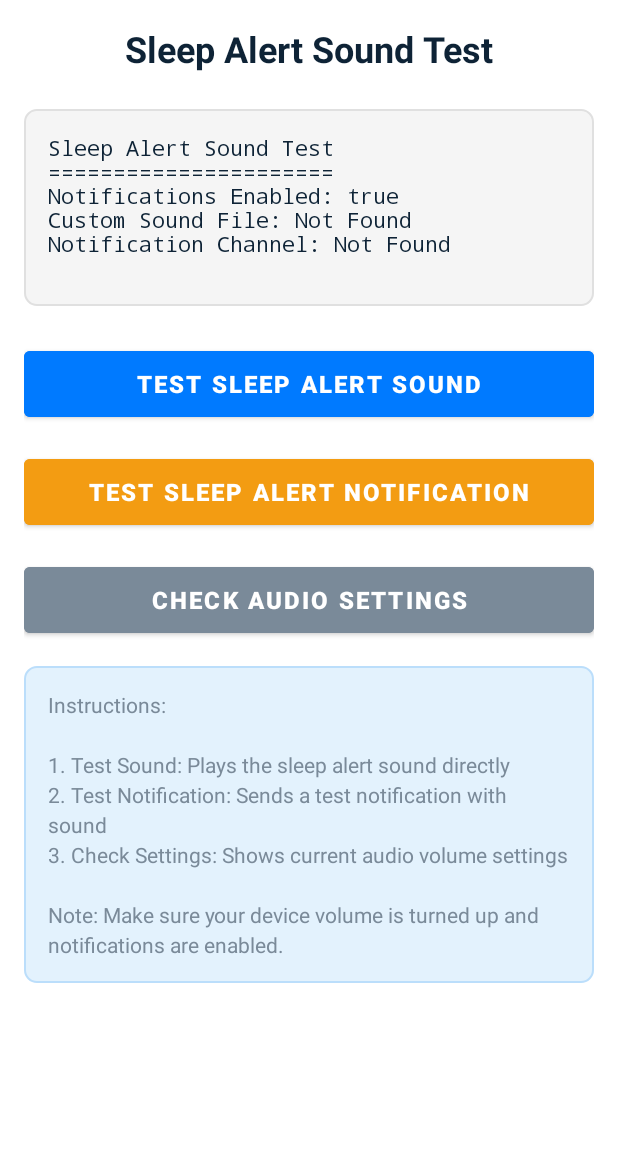
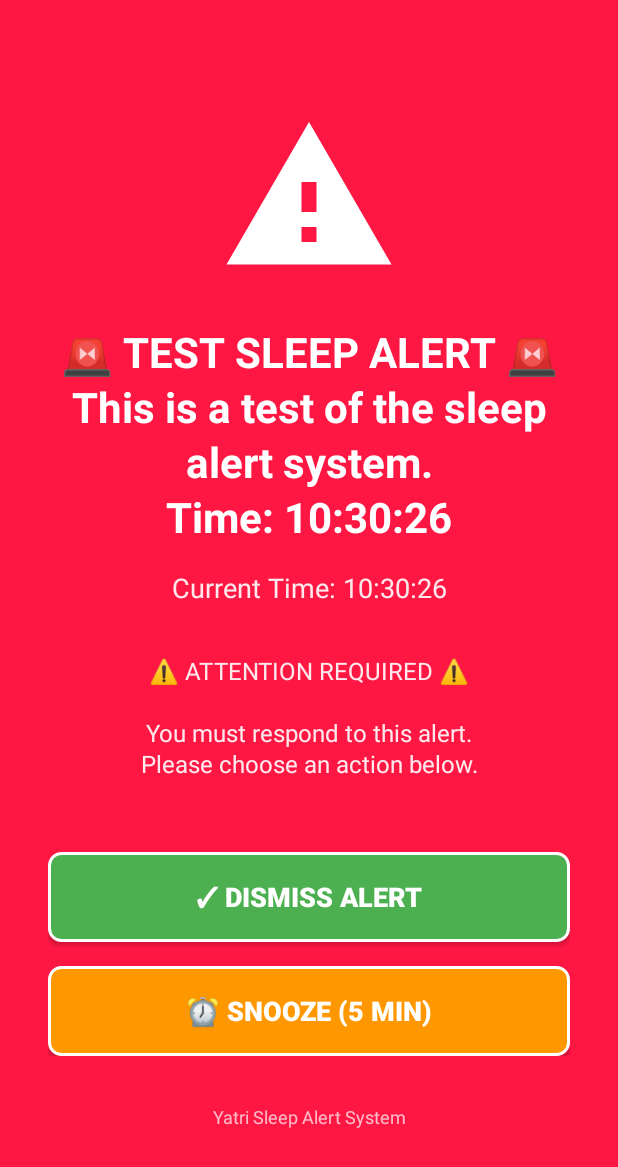
Before and after one commit to sitansu1aapt/EmployeeTrack-Frontend, an Android app: the SleepAlertTestActivity screen opened directly, with no data from a screen before it, after a tap on "TEST SLEEP ALERT NOTIFICATION", on a phone screen of 412 x 824 dp. Shown: the top 1167 px of the screen. Run offline under Robolectric (Android 15) with nearby library versions, the phone set to English and light mode, and no system bars; network calls fail; 1 statement that could not run was skipped.

Commit message:
sleep fix

```diff
--- a/app/build.gradle.kts
+++ b/app/build.gradle.kts
@@ -23,7 +23,7 @@ android {
         minSdk = 24
         targetSdk = 34
         versionCode = 1
-        versionName = "1.2.5"
+        versionName = "1.2.6"
 
         testInstrumentationRunner = "androidx.test.runner.AndroidJUnitRunner"
         vectorDrawables {
--- a/app/src/main/java/com/yatri/MyApp.kt
+++ b/app/src/main/java/com/yatri/MyApp.kt
@@ -6,5 +6,8 @@ class MyApp : Application() {
     override fun onCreate() {
         super.onCreate()
         AppContext.context = applicationContext
+
+        // Initialize Sleep Alert Manager
+        SleepAlertManager.initialize(this)
     }
 }
--- /dev/null
+++ b/app/src/main/java/com/yatri/SleepAlertActivity.kt
@@ -0,0 +1,245 @@
+package com.yatri
+
+import android.app.KeyguardManager
+import android.content.Context
+import android.content.Intent
+import android.media.AudioAttributes
+import android.media.AudioManager
+import android.media.MediaPlayer
+import android.net.Uri
+import android.os.Build
+import android.os.Bundle
+import android.os.PowerManager
+import android.util.Log
+import android.view.View
+import android.view.WindowManager
+import android.widget.Button
+import android.widget.TextView
+import androidx.appcompat.app.AppCompatActivity
+import com.yatri.localization.LocalizationManager
+import java.text.SimpleDateFormat
+import java.util.*
+
+class SleepAlertActivity : AppCompatActivity() {
+
+    private var wakeLock: PowerManager.WakeLock? = null
+    private var mediaPlayer: MediaPlayer? = null
+    private lateinit var tvAlertMessage: TextView
+    private lateinit var tvCurrentTime: TextView
+    private lateinit var btnDismiss: Button
+    private lateinit var btnSnooze: Button
+
+    companion object {
+        private const val TAG = "SleepAlertActivity"
+        const val EXTRA_ALERT_MESSAGE = "alert_message"
+        const val EXTRA_ALERT_TYPE = "alert_type"
+
+        fun createIntent(context: Context, message: String, alertType: String = "SLEEP_ALERT"): Intent {
+            return Intent(context, SleepAlertActivity::class.java).apply {
+                putExtra(EXTRA_ALERT_MESSAGE, message)
+                putExtra(EXTRA_ALERT_TYPE, alertType)
+                flags = Intent.FLAG_ACTIVITY_NEW_TASK or
+                       Intent.FLAG_ACTIVITY_CLEAR_TOP or
+                       Intent.FLAG_ACTIVITY_SINGLE_TOP or
+                       Intent.FLAG_ACTIVITY_NO_HISTORY
+            }
+        }
+    }
+
+    override fun onCreate(savedInstanceState: Bundle?) {
+        super.onCreate(savedInstanceState)
+
+        // Initialize localization
+        LocalizationManager.initialize(this)
+
+        Log.d(TAG, "SleepAlertActivity created")
+
+        // Setup window flags for showing over lock screen
+        setupWindowFlags()
+
+        setContentView(R.layout.activity_sleep_alert)
+
+        initializeViews()
+        setupAlert()
+        acquireWakeLock()
+        startAlarmSound()
+    }
+
+    private fun setupWindowFlags() {
+        if (Build.VERSION.SDK_INT >= Build.VERSION_CODES.O_MR1) {
+            // For Android 8.1 and above
+            setShowWhenLocked(true)
+            setTurnScreenOn(true)
+
+            val keyguardManager = getSystemService(Context.KEYGUARD_SERVICE) as KeyguardManager
+            keyguardManager.requestDismissKeyguard(this, null)
+        } else {
+            // For older Android versions
+            window.addFlags(
+                WindowManager.LayoutParams.FLAG_SHOW_WHEN_LOCKED or
+                WindowManager.LayoutParams.FLAG_DISMISS_KEYGUARD or
+                WindowManager.LayoutParams.FLAG_TURN_SCREEN_ON or
+                WindowManager.LayoutParams.FLAG_KEEP_SCREEN_ON
+            )
+        }
+
+        // Additional flags for full-screen experience
+        window.addFlags(WindowManager.LayoutParams.FLAG_FULLSCREEN)
+
+        // Hide system UI for immersive experience
+        if (Build.VERSION.SDK_INT >= Build.VERSION_CODES.KITKAT) {
+            window.decorView.systemUiVisibility = (
+                View.SYSTEM_UI_FLAG_LAYOUT_STABLE or
+                View.SYSTEM_UI_FLAG_LAYOUT_HIDE_NAVIGATION or
+                View.SYSTEM_UI_FLAG_LAYOUT_FULLSCREEN or
+                View.SYSTEM_UI_FLAG_HIDE_NAVIGATION or
+                View.SYSTEM_UI_FLAG_FULLSCREEN or
+                View.SYSTEM_UI_FLAG_IMMERSIVE_STICKY
+            )
+        }
+    }
+
+    private fun initializeViews() {
+        tvAlertMessage = findViewById(R.id.tvAlertMessage)
+        tvCurrentTime = findViewById(R.id.tvCurrentTime)
+        btnDismiss = findViewById(R.id.btnDismiss)
+        btnSnooze = findViewById(R.id.btnSnooze)
+
+        btnDismiss.setOnClickListener { dismissAlert() }
+        btnSnooze.setOnClickListener { snoozeAlert() }
+    }
+
+    private fun setupAlert() {
+        val alertMessage = intent.getStringExtra(EXTRA_ALERT_MESSAGE) ?: "🚨 SLEEP ALERT 🚨"
+        val alertType = intent.getStringExtra(EXTRA_ALERT_TYPE) ?: "SLEEP_ALERT"
+
+        tvAlertMessage.text = alertMessage
+
+        // Update current time
+        val currentTime = SimpleDateFormat("HH:mm:ss", Locale.getDefault()).format(Date())
+        tvCurrentTime.text = "Current Time: $currentTime"
+
+        Log.d(TAG, "Alert setup: $alertMessage (Type: $alertType)")
+    }
+
+    private fun acquireWakeLock() {
+        try {
+            val powerManager = getSystemService(Context.POWER_SERVICE) as PowerManager
+            wakeLock = powerManager.newWakeLock(
+                PowerManager.SCREEN_BRIGHT_WAKE_LOCK or
+                PowerManager.ACQUIRE_CAUSES_WAKEUP or
+                PowerManager.ON_AFTER_RELEASE,
+                "Yatri:SleepAlert"
+            ).apply {
+                acquire(10 * 60 * 1000L) // 10 minutes timeout
+            }
+            Log.d(TAG, "Wake lock acquired")
+        } catch (e: Exception) {
+            Log.e(TAG, "Failed to acquire wake lock", e)
+        }
+    }
+
+    private fun startAlarmSound() {
+        try {
+            // Try custom sleep alert sound first
+            val soundUri = getAlarmSoundUri()
+
+            mediaPlayer = MediaPlayer().apply {
+                setAudioAttributes(
+                    AudioAttributes.Builder()
+                        .setUsage(AudioAttributes.USAGE_ALARM)
+                        .setContentType(AudioAttributes.CONTENT_TYPE_SONIFICATION)
+                        .setFlags(AudioAttributes.FLAG_AUDIBILITY_ENFORCED)
+                        .build()
+                )
+
+                // Set to maximum volume for alarm stream
+                val audioManager = getSystemService(Context.AUDIO_SERVICE) as AudioManager
+                val maxVolume = audioManager.getStreamMaxVolume(AudioManager.STREAM_ALARM)
+                audioManager.setStreamVolume(AudioManager.STREAM_ALARM, maxVolume, 0)
+
+                setDataSource(this@SleepAlertActivity, soundUri)
+                isLooping = true
+                prepare()
+                start()
+            }
+
+            Log.d(TAG, "Alarm sound started: $soundUri")
+        } catch (e: Exception) {
+            Log.e(TAG, "Failed to start alarm sound", e)
+        }
+    }
+
+    private fun getAlarmSoundUri(): Uri {
+        return try {
+            val resourceId = resources.getIdentifier("sleep_alert", "raw", packageName)
+            if (resourceId != 0) {
+                Uri.parse("android.resource://$packageName/$resourceId")
+            } else {
+                android.provider.Settings.System.DEFAULT_ALARM_ALERT_URI
+            }
+        } catch (e: Exception) {
+            Log.w(TAG, "Failed to get custom alarm sound, using default", e)
+            android.provider.Settings.System.DEFAULT_ALARM_ALERT_URI
+        }
+    }
+
+    private fun dismissAlert() {
+        Log.d(TAG, "Alert dismissed by user")
+        stopAlarmSound()
+        releaseWakeLock()
+        finish()
+    }
+
+    private fun snoozeAlert() {
+        Log.d(TAG, "Alert snoozed by user")
+        stopAlarmSound()
+        releaseWakeLock()
+
+        // Schedule snooze (5 minutes)
+        SleepAlertManager.scheduleSnoozeAlert(this, 5 * 60 * 1000L)
+        finish()
+    }
+
+    private fun stopAlarmSound() {
+        try {
+            mediaPlayer?.apply {
+                if (isPlaying) {
+                    stop()
+                }
+                release()
+            }
+            mediaPlayer = null
+            Log.d(TAG, "Alarm sound stopped")
+        } catch (e: Exception) {
+            Log.e(TAG, "Error stopping alarm sound", e)
+        }
+    }
+
+    private fun releaseWakeLock() {
+        try {
+            wakeLock?.apply {
+                if (isHeld) {
+                    release()
+                }
+            }
+            wakeLock = null
+            Log.d(TAG, "Wake lock released")
+        } catch (e: Exception) {
+            Log.e(TAG, "Error releasing wake lock", e)
+        }
+    }
+
+    override fun onDestroy() {
+        super.onDestroy()
+        stopAlarmSound()
+        releaseWakeLock()
+        Log.d(TAG, "SleepAlertActivity destroyed")
+    }
+
+    override fun onBackPressed() {
+        // Prevent back button from dismissing the alert
+        // User must explicitly dismiss or snooze
+        Log.d(TAG, "Back button pressed - ignored")
+    }
+}
--- /dev/null
+++ b/app/src/main/java/com/yatri/SleepAlertManager.kt
@@ -0,0 +1,179 @@
+package com.yatri
+
+import android.app.NotificationChannel
+import android.app.NotificationManager
+import android.app.PendingIntent
+import android.content.Context
+import android.graphics.Color
+import android.media.AudioAttributes
+import android.net.Uri
+import android.os.Build
+import android.os.Handler
+import android.os.Looper
+import android.util.Log
+import androidx.core.app.NotificationCompat
+import androidx.core.app.NotificationManagerCompat
+
+object SleepAlertManager {
+    private const val TAG = "SleepAlertManager"
+    private const val CHANNEL_ID = "sleep_alerts"
+    private const val NOTIFICATION_ID = 1001
+
+    private var snoozeHandler: Handler? = null
+    private var snoozeRunnable: Runnable? = null
+
+    fun initialize(context: Context) {
+        createNotificationChannel(context)
+        Log.d(TAG, "SleepAlertManager initialized")
+    }
+
+    private fun createNotificationChannel(context: Context) {
+        if (Build.VERSION.SDK_INT >= Build.VERSION_CODES.O) {
+            val notificationManager = context.getSystemService(Context.NOTIFICATION_SERVICE) as NotificationManager
+
+            // Get custom sound URI
+            val soundUri = getCustomSoundUri(context)
+
+            val channel = NotificationChannel(
+                CHANNEL_ID,
+                "Sleep Alerts",
+                NotificationManager.IMPORTANCE_HIGH
+            ).apply {
+                description = "Critical sleep alerts that wake up the device"
+                enableLights(true)
+                lightColor = Color.RED
+                enableVibration(true)
+                vibrationPattern = longArrayOf(0, 1000, 500, 1000, 500, 1000)
+                setSound(soundUri, AudioAttributes.Builder()
+                    .setUsage(AudioAttributes.USAGE_ALARM)
+                    .setContentType(AudioAttributes.CONTENT_TYPE_SONIFICATION)
+                    .setFlags(AudioAttributes.FLAG_AUDIBILITY_ENFORCED)
+                    .build())
+                setBypassDnd(true) // Bypass Do Not Disturb
+                lockscreenVisibility = NotificationCompat.VISIBILITY_PUBLIC
+            }
+
+            notificationManager.createNotificationChannel(channel)
+            Log.d(TAG, "Notification channel created with sound: $soundUri")
+        }
+    }
+
+    private fun getCustomSoundUri(context: Context): Uri {
+        return try {
+            val resourceId = context.resources.getIdentifier("sleep_alert", "raw", context.packageName)
+            if (resourceId != 0) {
+                Uri.parse("android.resource://${context.packageName}/$resourceId")
+            } else {
+                android.provider.Settings.System.DEFAULT_ALARM_ALERT_URI
+            }
+        } catch (e: Exception) {
+            Log.w(TAG, "Failed to get custom sound, using default alarm", e)
+            android.provider.Settings.System.DEFAULT_ALARM_ALERT_URI
+        }
+    }
+
+    fun showSleepAlert(context: Context, message: String, alertType: String = "SLEEP_ALERT") {
+        Log.d(TAG, "Showing sleep alert: $message")
+
+        try {
+            // Create full-screen intent
+            val fullScreenIntent = SleepAlertActivity.createIntent(context, message, alertType)
+            val fullScreenPendingIntent = PendingIntent.getActivity(
+                context,
+                0,
+                fullScreenIntent,
+                PendingIntent.FLAG_UPDATE_CURRENT or PendingIntent.FLAG_IMMUTABLE
+            )
+
+            // Create notification with full-screen intent
+            val notification = NotificationCompat.Builder(context, CHANNEL_ID)
+                .setSmallIcon(R.mipmap.ic_launcher)
+                .setContentTitle("🚨 SLEEP ALERT 🚨")
+                .setContentText(message)
+                .setPriority(NotificationCompat.PRIORITY_MAX)
+                .setCategory(NotificationCompat.CATEGORY_ALARM)
+                .setFullScreenIntent(fullScreenPendingIntent, true) // This is the key!
+                .setAutoCancel(false)
+                .setOngoing(true)
+                .setDefaults(NotificationCompat.DEFAULT_ALL)
+                .setVibrate(longArrayOf(0, 1000, 500, 1000, 500, 1000))
+                .setLights(Color.RED, 500, 500)
+                .setVisibility(NotificationCompat.VISIBILITY_PUBLIC)
+                .setTimeoutAfter(0) // No timeout
+                .build()
+
+            val notificationManager = NotificationManagerCompat.from(context)
+            notificationManager.notify(NOTIFICATION_ID, notification)
+
+            // Also directly start the activity as a backup
+            context.startActivity(fullScreenIntent)
+
+            Log.d(TAG, "Sleep alert notification sent with full-screen intent")
+
+        } catch (e: Exception) {
+            Log.e(TAG, "Failed to show sleep alert", e)
+
+            // Fallback: directly start the activity
+            try {
+                val fallbackIntent = SleepAlertActivity.createIntent(context, message, alertType)
+                context.startActivity(fallbackIntent)
+                Log.d(TAG, "Fallback: Started sleep alert activity directly")
+            } catch (e2: Exception) {
+                Log.e(TAG, "Fallback also failed", e2)
+            }
+        }
+    }
+
+    fun dismissAlert(context: Context) {
+        try {
+            val notificationManager = NotificationManagerCompat.from(context)
+            notificationManager.cancel(NOTIFICATION_ID)
+
+            // Cancel any pending snooze
+            cancelSnoozeAlert()
+
+            Log.d(TAG, "Sleep alert dismissed")
+        } catch (e: Exception) {
+            Log.e(TAG, "Failed to dismiss alert", e)
+        }
+    }
+
+    fun scheduleSnoozeAlert(context: Context, delayMs: Long) {
+        try {
+            cancelSnoozeAlert() // Cancel any existing snooze
+
+            snoozeHandler = Handler(Looper.getMainLooper())
+            snoozeRunnable = Runnable {
+                showSleepAlert(context, "🚨 SNOOZE ALERT 🚨\nTime to wake up!", "SNOOZE_ALERT")
+            }
+
+            snoozeHandler?.postDelayed(snoozeRunnable!!, delayMs)
+
+            Log.d(TAG, "Snooze alert scheduled for ${delayMs / 1000} seconds")
+        } catch (e: Exception) {
+            Log.e(TAG, "Failed to schedule snooze alert", e)
+        }
+    }
+
+    private fun cancelSnoozeAlert() {
+        try {
+            snoozeRunnable?.let { runnable ->
+                snoozeHandler?.removeCallbacks(runnable)
+            }
+            snoozeHandler = null
+            snoozeRunnable = null
+            Log.d(TAG, "Snooze alert cancelled")
+        } catch (e: Exception) {
+            Log.e(TAG, "Failed to cancel snooze alert", e)
+        }
+    }
+
+    // Test function for manual testing
+    fun testSleepAlert(context: Context) {
+        showSleepAlert(
+            context,
+            "🚨 TEST SLEEP ALERT 🚨\nThis is a test of the sleep alert system.\nTime: ${java.text.SimpleDateFormat("HH:mm:ss", java.util.Locale.getDefault()).format(java.util.Date())}",
+            "TEST_ALERT"
+        )
+    }
+}
--- a/app/src/main/java/com/yatri/SleepAlertTestActivity.kt
+++ b/app/src/main/java/com/yatri/SleepAlertTestActivity.kt
@@ -77,40 +77,12 @@ class SleepAlertTestActivity : AppCompatActivity() {
     }
 
     private fun testSleepAlertNotification() {
-        // Create a test sleep alert notification
-        val notificationManager = getSystemService(NOTIFICATION_SERVICE) as android.app.NotificationManager
-        val channelId = "alerts_v3"
+        // Initialize the new sleep alert system
+        SleepAlertManager.initialize(this)
 
-        // Try to get custom sleep alert sound
-        val soundUri = try {
-            val resourceId = resources.getIdentifier("sleep_alert", "raw", packageName)
-            if (resourceId != 0) {
-                android.net.Uri.parse("android.resource://$packageName/$resourceId")
-            } else {
-                android.provider.Settings.System.DEFAULT_ALARM_ALERT_URI
-            }
-        } catch (e: Exception) {
-            android.util.Log.w("SleepAlertTest", "Failed to load custom sleep alert sound: ${e.message}")
-            android.provider.Settings.System.DEFAULT_ALARM_ALERT_URI
-        }
+        // Test the new full-screen sleep alert
+        SleepAlertManager.testSleepAlert(this)
 
-        val notification = androidx.core.app.NotificationCompat.Builder(this, channelId)
-            .setSmallIcon(R.mipmap.ic_launcher)
-            .setContentTitle("🚨 TEST SLEEP ALERT 🚨")
-            .setContentText("This is a test sleep alert notification")
-            .setPriority(androidx.core.app.NotificationCompat.PRIORITY_MAX)
-            .setDefaults(androidx.core.app.NotificationCompat.DEFAULT_ALL)
-            .setSound(soundUri)
-            .setVibrate(longArrayOf(0, 1000, 500, 1000, 500, 1000, 500, 1000))
-            .setLights(android.graphics.Color.RED, 500, 500)
-            .setAutoCancel(true)
-            .setCategory(androidx.core.app.NotificationCompat.CATEGORY_ALARM)
-            .setOngoing(true)
-            .setTimeoutAfter(10000) // 10 seconds timeout
-            .build()
-
-        notificationManager.notify(999, notification)
-
-        android.widget.Toast.makeText(this, "Test notification sent with sound: $soundUri", android.widget.Toast.LENGTH_LONG).show()
+        android.widget.Toast.makeText(this, "Full-screen sleep alert triggered!", android.widget.Toast.LENGTH_LONG).show()
     }
 }
--- /dev/null
+++ b/app/src/main/res/drawable/btn_dismiss_alert.xml
@@ -0,0 +1,9 @@
+<?xml version="1.0" encoding="utf-8"?>
+<shape xmlns:android="http://schemas.android.com/apk/res/android"
+    android:shape="rectangle">
+    <solid android:color="#4CAF50" />
+    <corners android:radius="8dp" />
+    <stroke
+        android:width="2dp"
+        android:color="@android:color/white" />
+</shape>
--- /dev/null
+++ b/app/src/main/res/drawable/btn_snooze_alert.xml
@@ -0,0 +1,9 @@
+<?xml version="1.0" encoding="utf-8"?>
+<shape xmlns:android="http://schemas.android.com/apk/res/android"
+    android:shape="rectangle">
+    <solid android:color="#FF9800" />
+    <corners android:radius="8dp" />
+    <stroke
+        android:width="2dp"
+        android:color="@android:color/white" />
+</shape>
--- a/app/src/main/res/drawable/ic_warning.xml
+++ b/app/src/main/res/drawable/ic_warning.xml
@@ -5,6 +5,6 @@
     android:viewportWidth="24"
     android:viewportHeight="24">
     <path
-        android:fillColor="@color/error_red"
-        android:pathData="M1,21h22L12,2 1,21zM13,18h-2v-2h2v2zM13,14h-2v-4h2v4z"/>
+        android:fillColor="@android:color/white"
+        android:pathData="M12,2L1,21h22L12,2zM13,18h-2v-2h2V18zM13,14h-2V10h2V14z"/>
 </vector>
--- /dev/null
+++ b/app/src/main/res/layout/activity_sleep_alert.xml
@@ -0,0 +1,100 @@
+<?xml version="1.0" encoding="utf-8"?>
+<LinearLayout xmlns:android="http://schemas.android.com/apk/res/android"
+    android:layout_width="match_parent"
+    android:layout_height="match_parent"
+    android:orientation="vertical"
+    android:background="#FF1744"
+    android:gravity="center"
+    android:padding="32dp">
+
+    <!-- Alert Icon -->
+    <ImageView
+        android:layout_width="120dp"
+        android:layout_height="120dp"
+        android:src="@drawable/ic_warning"
+        android:layout_marginBottom="24dp"
+        android:contentDescription="Alert Icon" />
+
+    <!-- Alert Message -->
+    <TextView
+        android:id="@+id/tvAlertMessage"
+        android:layout_width="match_parent"
+        android:layout_height="wrap_content"
+        android:text="🚨 SLEEP ALERT 🚨"
+        android:textSize="28sp"
+        android:textStyle="bold"
+        android:textColor="@android:color/white"
+        android:gravity="center"
+        android:layout_marginBottom="16dp"
+        android:lineSpacingExtra="4dp" />
+
+    <!-- Current Time -->
+    <TextView
+        android:id="@+id/tvCurrentTime"
+        android:layout_width="match_parent"
+        android:layout_height="wrap_content"
+        android:text="Current Time: 00:00:00"
+        android:textSize="18sp"
+        android:textColor="@android:color/white"
+        android:gravity="center"
+        android:layout_marginBottom="32dp"
+        android:alpha="0.9" />
+
+    <!-- Warning Message -->
+    <TextView
+        android:layout_width="match_parent"
+        android:layout_height="wrap_content"
+        android:text="⚠️ ATTENTION REQUIRED ⚠️\n\nYou must respond to this alert.\nPlease choose an action below."
+        android:textSize="16sp"
+        android:textColor="@android:color/white"
+        android:gravity="center"
+        android:layout_marginBottom="48dp"
+        android:lineSpacingExtra="2dp"
+        android:alpha="0.9" />
+
+    <!-- Action Buttons Container -->
+    <LinearLayout
+        android:layout_width="match_parent"
+        android:layout_height="wrap_content"
+        android:orientation="vertical"
+        android:gravity="center">
+
+        <!-- Dismiss Button -->
+        <Button
+            android:id="@+id/btnDismiss"
+            android:layout_width="match_parent"
+            android:layout_height="60dp"
+            android:text="✓ DISMISS ALERT"
+            android:textSize="18sp"
+            android:textStyle="bold"
+            android:textColor="@android:color/white"
+            android:background="@drawable/btn_dismiss_alert"
+            android:layout_marginBottom="16dp"
+            android:elevation="4dp" />
+
+        <!-- Snooze Button -->
+        <Button
+            android:id="@+id/btnSnooze"
+            android:layout_width="match_parent"
+            android:layout_height="60dp"
+            android:text="⏰ SNOOZE (5 MIN)"
+            android:textSize="18sp"
+            android:textStyle="bold"
+            android:textColor="@android:color/white"
+            android:background="@drawable/btn_snooze_alert"
+            android:elevation="4dp" />
+
+    </LinearLayout>
+
+    <!-- Footer Info -->
+    <TextView
+        android:layout_width="match_parent"
+        android:layout_height="wrap_content"
+        android:text="Yatri Sleep Alert System"
+        android:textSize="12sp"
+        android:textColor="@android:color/white"
+        android:gravity="center"
+        android:layout_marginTop="32dp"
+        android:alpha="0.7" />
+
+</LinearLayout>
```
Also changed, not shown: app/src/main/AndroidManifest.xml (+15 -0 lines), app/src/main/java/com/yatri/SleepAlertSoundTester.kt (+4 -7 lines), app/src/main/java/com/yatri/fcm/MyMessagingService.kt (+8 -3 lines), app/src/main/java/com/yatri/sleep/QuestionActivity.kt (+22 -0 lines), app/src/main/res/layout/activity_login.xml (+11 -3 lines), app/src/main/res/values-night/colors.xml (added, +25 -0 lines), app/src/main/res/values-night/drawable/bg_input.xml (added, +9 -0 lines), app/src/main/res/values-night/styles.xml (added, +21 -0 lines), app/src/main/res/values/styles.xml (+18 -0 lines), 1 other file.
